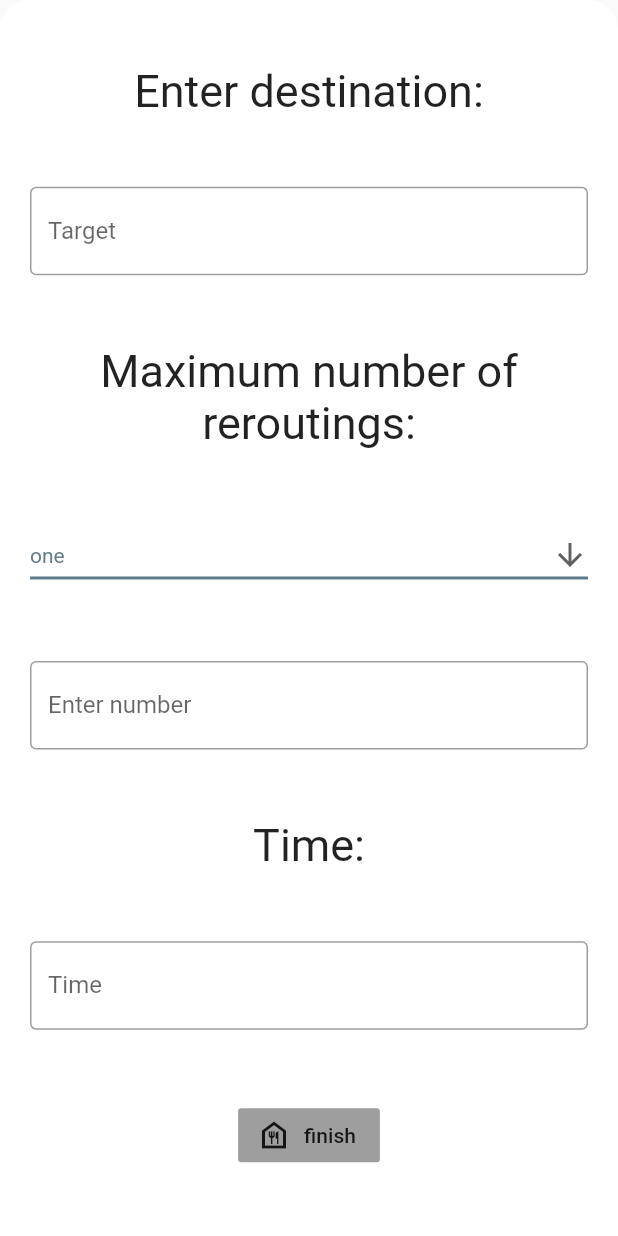
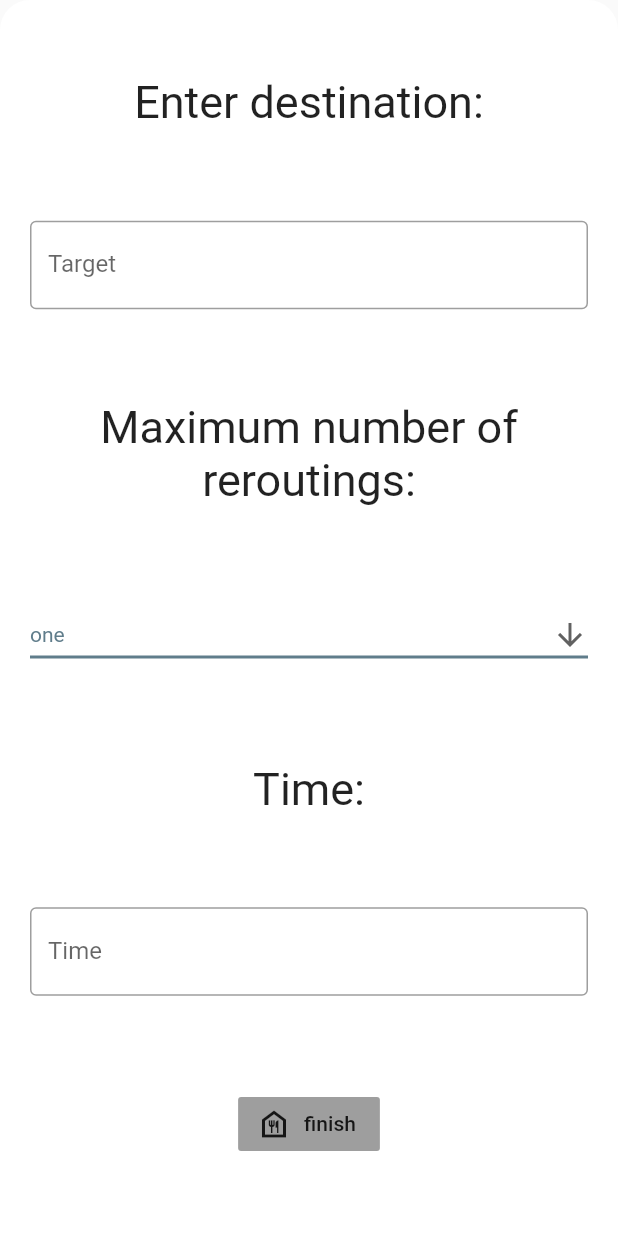
Before and after one commit to art-r/Foodery, a Flutter app: the LieferantList screen opened by its route, after a tap on an icon or button, on a phone screen of 412 x 824 dp. Run offline on Flutter 3.47's test engine with Material 2 defaults, Android fonts, the phone set to English and light mode, and no system bars.

Commit message:
Kleine Korrektur

```diff
--- a/Master/deliverapp/lib/screens/Lieferant/lieferantlist.dart
+++ b/Master/deliverapp/lib/screens/Lieferant/lieferantlist.dart
@@ -78,10 +78,6 @@ class _LieferantListState extends State<LieferantList> {
                           style: TextStyle(fontSize: 30),
                         ),
                         MyStatefulWidget(),
-                        TextField(
-                            decoration: InputDecoration(
-                                border: OutlineInputBorder(),
-                                labelText: 'Enter number')),
                         Text(
                           'Time:',
                           textAlign: TextAlign.center,
```
